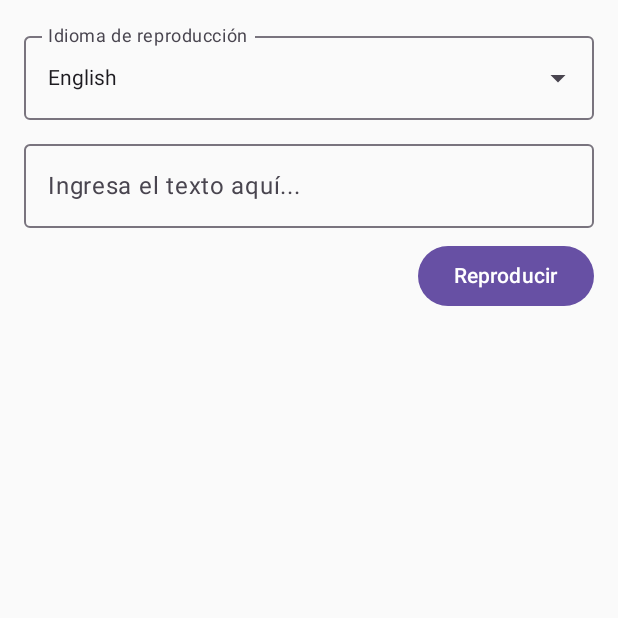
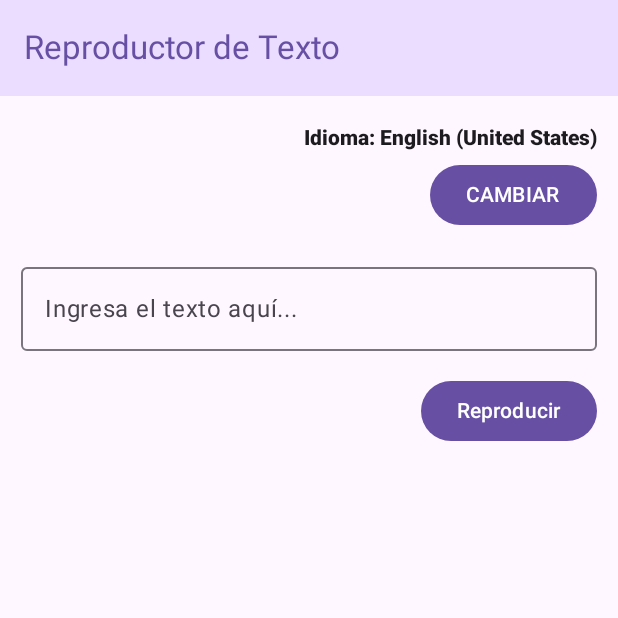
Before and after one commit to jcamilo1599/kotlin_text-to-speech, an Android app built with Jetpack Compose: the screen it shows after launch (MainActivity), on a phone screen of 412 x 824 dp, the top half of it. Run offline under Robolectric (Android 15) with nearby library versions, the phone set to English and light mode, and no system bars.

Commit message:
Mejoras en la aplicación

```diff
--- a/app/src/main/java/com/worsof/text_player/MainActivity.kt
+++ b/app/src/main/java/com/worsof/text_player/MainActivity.kt
@@ -2,25 +2,10 @@ package com.worsof.text_player
 
 import android.os.Bundle
 import android.speech.tts.TextToSpeech
-import android.widget.Toast
 import androidx.activity.ComponentActivity
 import androidx.activity.compose.setContent
-import androidx.compose.foundation.gestures.detectTapGestures
-import androidx.compose.foundation.layout.Box
-import androidx.compose.foundation.layout.Column
-import androidx.compose.foundation.layout.Row
-import androidx.compose.foundation.layout.Spacer
-import androidx.compose.foundation.layout.fillMaxSize
-import androidx.compose.foundation.layout.fillMaxWidth
-import androidx.compose.foundation.layout.height
-import androidx.compose.foundation.layout.padding
-import androidx.compose.material3.*
 import androidx.compose.runtime.*
-import androidx.compose.ui.Modifier
-import androidx.compose.ui.input.pointer.pointerInput
-import androidx.compose.ui.platform.LocalContext
-import androidx.compose.ui.platform.LocalFocusManager
-import androidx.compose.ui.unit.dp
+import com.worsof.text_player.ui.presentation.App
 import java.util.*
 
 class MainActivity : ComponentActivity(), TextToSpeech.OnInitListener {
@@ -31,14 +16,26 @@ class MainActivity : ComponentActivity(), TextToSpeech.OnInitListener {
     // Inicialmente tiene el idioma predeterminado del dispositivo.
     private var selectedLanguage by mutableStateOf(Locale.getDefault())
 
+    // Lista de idiomas disponibles
+    private var languages = mutableListOf<Locale>()
+    private var seenLanguages = mutableSetOf<String>()
+
     override fun onCreate(savedInstanceState: Bundle?) {
         super.onCreate(savedInstanceState)
 
         ttsReady = mutableStateOf(false)
         tts = TextToSpeech(this, this)
 
+        // Mapea los idiomas disponibles
+        for (locale in Locale.getAvailableLocales()) {
+            if (locale.language !in seenLanguages) {
+                languages.add(locale)
+                seenLanguages.add(locale.language)
+            }
+        }
+
         setContent {
-            App(tts, selectedLanguage) { newLocale ->
+            App(tts, languages, selectedLanguage) { newLocale ->
                 selectedLanguage = newLocale
                 tts?.language = selectedLanguage
             }
@@ -60,110 +57,3 @@ class MainActivity : ComponentActivity(), TextToSpeech.OnInitListener {
         super.onDestroy()
     }
 }
-
-@Composable
-fun App(tts: TextToSpeech?, selectedLanguage: Locale, onLanguageSelected: (Locale) -> Unit) {
-    var text by remember { mutableStateOf("") }
-    val focusManager = LocalFocusManager.current
-
-    Box(
-        modifier = Modifier
-            .fillMaxSize()
-            .pointerInput(Unit) {
-                // Detectar eventos de toque y quitar el foco del TextField
-                detectTapGestures(
-                    onPress = {
-                        focusManager.clearFocus()
-                    }
-                )
-            }
-    ) {
-        Column(modifier = Modifier.padding(16.dp)) {
-            LanguageDropdown(selectedLanguage, onLanguageSelected)
-            Spacer(modifier = Modifier.height(8.dp))
-            TextEntryField(text = text, onTextChange = { text = it })
-            Spacer(modifier = Modifier.height(8.dp))
-            PlayTextButton(text, tts)
-        }
-    }
-}
-
-@Composable
-fun TextEntryField(text: String, onTextChange: (String) -> Unit) {
-    OutlinedTextField(
-        value = text,
-        onValueChange = onTextChange,
-        label = { Text("Ingresa el texto aquí...") },
-        modifier = Modifier.fillMaxWidth()
-    )
-}
-
-@Composable
-fun PlayTextButton(text: String, tts: TextToSpeech?) {
-    Row(modifier = Modifier.fillMaxWidth()) {
-        // Empuja el botón hacia la derecha
-        Spacer(modifier = Modifier.weight(1f))
-
-        Button(
-            onClick = { tts?.speak(text, TextToSpeech.QUEUE_FLUSH, null, "") },
-        ) {
-            Text("Reproducir")
-        }
-    }
-}
-
-@OptIn(ExperimentalMaterial3Api::class)
-@Composable
-fun LanguageDropdown(selectedLanguage: Locale, onLanguageSelected: (Locale) -> Unit) {
-    val context = LocalContext.current
-    var expanded by remember { mutableStateOf(false) }
-
-    // Texto del idioma selecciona
-    val languageLabel = selectedLanguage.getDisplayLanguage(selectedLanguage)
-
-    // Idiomas disponibles
-    val languages = arrayOf(
-        Locale.US,
-        Locale("es"),
-    )
-
-    ExposedDropdownMenuBox(
-        expanded = expanded,
-        modifier = Modifier.fillMaxWidth(),
-        onExpandedChange = {
-            expanded = !expanded
-        },
-    ) {
-        OutlinedTextField(
-            value = languageLabel,
-            onValueChange = {},
-            readOnly = true,
-            trailingIcon = { ExposedDropdownMenuDefaults.TrailingIcon(expanded = expanded) },
-            label = { Text("Idioma de reproducción") },
-            modifier = Modifier
-                .fillMaxWidth()
-                .menuAnchor()
-        )
-
-        ExposedDropdownMenu(
-            expanded = expanded,
-            onDismissRequest = { expanded = false },
-        ) {
-            languages.forEach { locale ->
-                DropdownMenuItem(
-                    text = { Text(text = locale.getDisplayLanguage(locale)) },
-                    onClick = {
-                        expanded = false
-                        onLanguageSelected(locale)
-
-                        Toast.makeText(
-                            context,
-                            "Idioma de reproducción: ${locale.getDisplayLanguage(locale)}",
-                            Toast.LENGTH_LONG
-                        ).show()
-                    }
-                )
-            }
-        }
-    }
-}
--- /dev/null
+++ b/app/src/main/java/com/worsof/text_player/ui/presentation/App.kt
@@ -0,0 +1,33 @@
+package com.worsof.text_player.ui.presentation
+
+import android.speech.tts.TextToSpeech
+import androidx.compose.runtime.Composable
+import androidx.navigation.compose.NavHost
+import androidx.navigation.compose.composable
+import androidx.navigation.compose.rememberNavController
+import com.worsof.text_player.ui.presentation.pages.SelectLang
+import com.worsof.text_player.ui.presentation.pages.StartPage
+import java.util.Locale
+
+@Composable
+fun App(
+    tts: TextToSpeech?,
+    languages: List<Locale>,
+    selectedLanguage: Locale,
+    onLanguageSelected: (Locale) -> Unit,
+) {
+    val navController = rememberNavController()
+
+    NavHost(navController = navController, startDestination = "start") {
+        composable(route = "start") { StartPage(tts, selectedLanguage, navController) }
+
+        composable(route = "selectLang") {
+            SelectLang(
+                languages,
+                selectedLanguage,
+                onLanguageSelected,
+                navController,
+            )
+        }
+    }
+}
--- /dev/null
+++ b/app/src/main/java/com/worsof/text_player/ui/presentation/common/NavSelectLangBtn.kt
@@ -0,0 +1,39 @@
+package com.worsof.text_player.ui.presentation.common
+
+import androidx.compose.foundation.layout.Row
+import androidx.compose.foundation.layout.Spacer
+import androidx.compose.foundation.layout.fillMaxWidth
+import androidx.compose.foundation.layout.height
+import androidx.compose.material3.Button
+import androidx.compose.material3.Text
+import androidx.compose.runtime.Composable
+import androidx.compose.ui.Modifier
+import androidx.compose.ui.text.font.FontWeight
+import androidx.compose.ui.unit.dp
+import androidx.navigation.NavController
+import java.util.Locale
+
+@Composable
+fun NavSelectLangBtn(selectedLanguage: Locale, navController: NavController) {
+    Row(modifier = Modifier.fillMaxWidth()) {
+        Spacer(modifier = Modifier.weight(1f))
+        Text(
+            text = "Idioma: ${selectedLanguage.displayName}",
+            fontWeight = FontWeight.Black,
+        )
+    }
+
+    Spacer(modifier = Modifier.height(6.dp))
+
+    Row(modifier = Modifier.fillMaxWidth()) {
+        // Empuja el botón hacia la derecha
+        Spacer(modifier = Modifier.weight(1f))
+
+        Button(
+            onClick = { navController.navigate("selectLang") },
+            content = {
+                Text(text = "CAMBIAR")
+            }
+        )
+    }
+}
--- /dev/null
+++ b/app/src/main/java/com/worsof/text_player/ui/presentation/common/PlayTextBtn.kt
@@ -0,0 +1,24 @@
+package com.worsof.text_player.ui.presentation.common
+
+import android.speech.tts.TextToSpeech
+import androidx.compose.foundation.layout.Row
+import androidx.compose.foundation.layout.Spacer
+import androidx.compose.foundation.layout.fillMaxWidth
+import androidx.compose.material3.Button
+import androidx.compose.material3.Text
+import androidx.compose.runtime.Composable
+import androidx.compose.ui.Modifier
+
+@Composable
+fun PlayTextBtn(text: String, tts: TextToSpeech?) {
+    Row(modifier = Modifier.fillMaxWidth()) {
+        // Empuja el botón hacia la derecha
+        Spacer(modifier = Modifier.weight(1f))
+
+        Button(
+            onClick = { tts?.speak(text, TextToSpeech.QUEUE_FLUSH, null, "") },
+        ) {
+            Text("Reproducir")
+        }
+    }
+}
--- /dev/null
+++ b/app/src/main/java/com/worsof/text_player/ui/presentation/common/TextEntryField.kt
@@ -0,0 +1,17 @@
+package com.worsof.text_player.ui.presentation.common
+
+import androidx.compose.foundation.layout.fillMaxWidth
+import androidx.compose.material3.OutlinedTextField
+import androidx.compose.material3.Text
+import androidx.compose.runtime.Composable
+import androidx.compose.ui.Modifier
+
+@Composable
+fun TextEntryField(text: String, onTextChange: (String) -> Unit) {
+    OutlinedTextField(
+        value = text,
+        onValueChange = onTextChange,
+        label = { Text("Ingresa el texto aquí...") },
+        modifier = Modifier.fillMaxWidth()
+    )
+}
--- /dev/null
+++ b/app/src/main/java/com/worsof/text_player/ui/presentation/pages/StartPage.kt
@@ -0,0 +1,87 @@
+package com.worsof.text_player.ui.presentation.pages
+
+import android.speech.tts.TextToSpeech
+import androidx.compose.foundation.gestures.detectTapGestures
+import androidx.compose.foundation.layout.Arrangement
+import androidx.compose.foundation.layout.Box
+import androidx.compose.foundation.layout.Column
+import androidx.compose.foundation.layout.Spacer
+import androidx.compose.foundation.layout.fillMaxSize
+import androidx.compose.foundation.layout.height
+import androidx.compose.foundation.layout.padding
+import androidx.compose.foundation.rememberScrollState
+import androidx.compose.foundation.verticalScroll
+import androidx.compose.material3.ExperimentalMaterial3Api
+import androidx.compose.material3.MaterialTheme
+import androidx.compose.material3.Scaffold
+import androidx.compose.material3.Text
+import androidx.compose.material3.TopAppBar
+import androidx.compose.material3.TopAppBarDefaults
+import androidx.compose.runtime.Composable
+import androidx.compose.runtime.getValue
+import androidx.compose.runtime.mutableStateOf
+import androidx.compose.runtime.remember
+import androidx.compose.runtime.setValue
+import androidx.compose.ui.Modifier
+import androidx.compose.ui.input.pointer.pointerInput
+import androidx.compose.ui.platform.LocalFocusManager
+import androidx.compose.ui.unit.dp
+import androidx.navigation.NavController
+import com.worsof.text_player.ui.presentation.common.NavSelectLangBtn
+import com.worsof.text_player.ui.presentation.common.PlayTextBtn
+import com.worsof.text_player.ui.presentation.common.TextEntryField
+import java.util.Locale
+
+@OptIn(ExperimentalMaterial3Api::class)
+@Composable
+fun StartPage(tts: TextToSpeech?, selectedLanguage: Locale, navController: NavController) {
+    var text by remember { mutableStateOf("") }
+    val focusManager = LocalFocusManager.current
+    val scrollState = rememberScrollState()
+
+    Scaffold(
+        topBar = {
+            TopAppBar(
+                colors = TopAppBarDefaults.topAppBarColors(
+                    containerColor = MaterialTheme.colorScheme.primaryContainer,
+                    titleContentColor = MaterialTheme.colorScheme.primary,
+                ),
+                title = {
+                    Text("Reproductor de Texto")
+                }
+            )
+        },
+    ) { innerPadding ->
+        Column(
+            modifier = Modifier
+                .padding(innerPadding)
+                .verticalScroll(scrollState),
+            verticalArrangement = Arrangement.spacedBy(16.dp),
+        ) {
+            Box(
+                modifier = Modifier
+                    .fillMaxSize()
+                    .pointerInput(Unit) {
+                        // Detectar eventos de toque y quitar el foco del TextField
+                        detectTapGestures(
+                            onPress = {
+                                focusManager.clearFocus()
+                            }
+                        )
+                    }
+                    .padding(
+                        horizontal = 14.dp,
+                        vertical = 20.dp,
+                    )
+            ) {
+                Column {
+                    NavSelectLangBtn(selectedLanguage, navController)
+                    Spacer(modifier = Modifier.height(16.dp))
+                    TextEntryField(text = text, onTextChange = { text = it })
+                    Spacer(modifier = Modifier.height(16.dp))
+                    PlayTextBtn(text, tts)
+                }
+            }
+        }
+    }
+}
--- a/gradle/libs.versions.toml
+++ b/gradle/libs.versions.toml
@@ -1,4 +1,5 @@
 [versions]
+accompanistNavigationAnimation = "0.16.0"
 agp = "8.3.1"
 kotlin = "1.9.0"
 coreKtx = "1.10.1"
@@ -8,9 +9,12 @@ espressoCore = "3.5.1"
 lifecycleRuntimeKtx = "2.6.1"
 activityCompose = "1.7.0"
 composeBom = "2023.08.00"
+navigationCompose = "2.7.7"
 
 [libraries]
+accompanist-navigation-animation = { module = "com.google.accompanist:accompanist-navigation-animation", version.ref = "accompanistNavigationAnimation" }
 androidx-core-ktx = { group = "androidx.core", name = "core-ktx", version.ref = "coreKtx" }
+androidx-navigation-compose = { module = "androidx.navigation:navigation-compose", version.ref = "navigationCompose" }
 junit = { group = "junit", name = "junit", version.ref = "junit" }
 androidx-junit = { group = "androidx.test.ext", name = "junit", version.ref = "junitVersion" }
 androidx-espresso-core = { group = "androidx.test.espresso", name = "espresso-core", version.ref = "espressoCore" }
```
Also changed, not shown: app/build.gradle.kts (+6 -2 lines), app/src/main/java/com/worsof/text_player/ui/presentation/common/LanguageDropdown.kt (added, +72 -0 lines), app/src/main/java/com/worsof/text_player/ui/presentation/pages/SelectLang.kt (added, +22 -0 lines).
